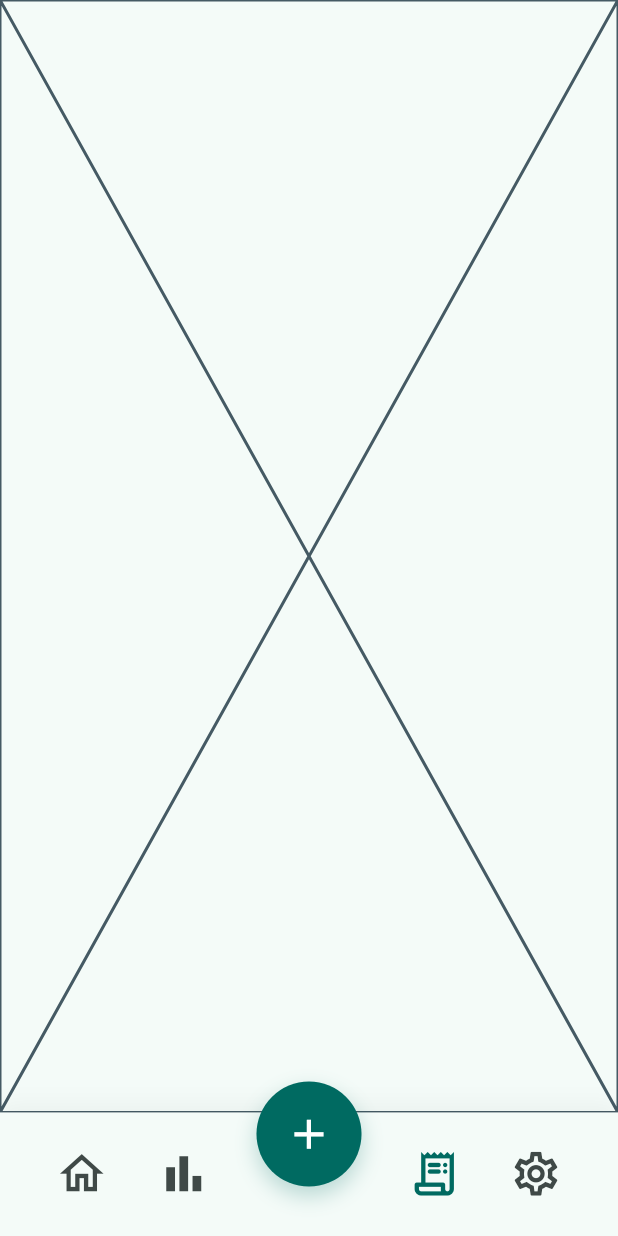
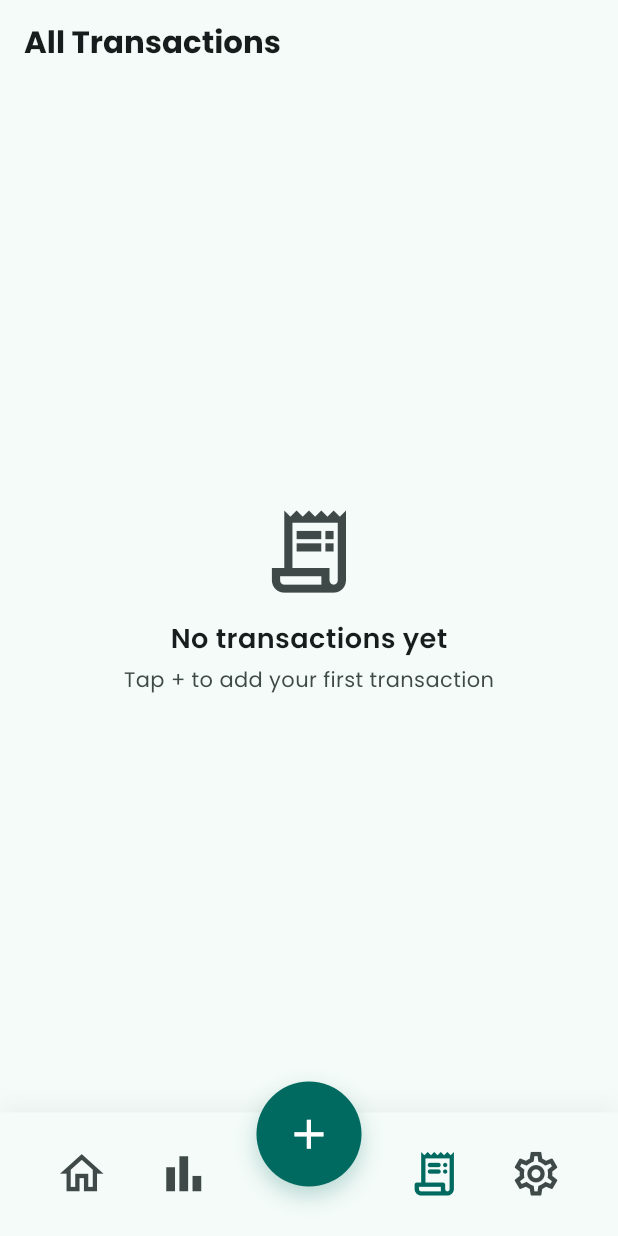
Before and after one commit to May-tea/flutter-expense-tracker, a Flutter app: the screen it shows once a user with an empty profile is signed in, after a tap on the "bar chart" icon, after a tap on the "receipt long" icon, on a phone screen of 412 x 824 dp. Run offline on Flutter 3.47's test engine with Material 3 defaults, Android fonts, the phone set to English and light mode, and no system bars; our stand-ins replace cloud_firestore, firebase_auth, firebase_core, flutter_riverpod, shared_preferences; accounts and stored records are empty.

Commit message:
Feat(all transactions): added all transactions screen

```diff
--- a/lib/features/navigation/screens/main_screen.dart
+++ b/lib/features/navigation/screens/main_screen.dart
@@ -1,6 +1,7 @@
 import 'package:flutter/material.dart';
 
 import '../../transactions/screens/add_transaction/add_transaction_screen.dart';
+import '../../transactions/screens/all_transactions/all_transactions_screen.dart';
 import '../../transactions/screens/home/home_screen.dart';
 import '../widgets/bottom_navigation_widget.dart';
 
@@ -18,7 +19,7 @@ class _MainScreenState extends State<MainScreen> {
     HomeScreen(),
     Placeholder(),
     Placeholder(),
-    Placeholder(),
+    AllTransactionsScreen(),
     Placeholder(),
   ];
 
--- /dev/null
+++ b/lib/features/transactions/screens/all_transactions/all_transactions_screen.dart
@@ -0,0 +1,23 @@
+import 'package:flutter/material.dart';
+
+import '../../../../core/utils/screen_utils.dart';
+import '../../widgets/transactions_list.dart';
+
+class AllTransactionsScreen extends StatelessWidget {
+  const AllTransactionsScreen({super.key});
+
+  @override
+  Widget build(BuildContext context) {
+    final screenWidth = ScreenUtils.width(context);
+
+    return Scaffold(
+      appBar: AppBar(
+        title: Text(
+          'All Transactions',
+          style: .new(fontSize: screenWidth * 0.05, fontWeight: .bold),
+        ),
+      ),
+      body: const TransactionsList(isAllTransactions: true),
+    );
+  }
+}
--- a/lib/features/transactions/screens/home/home_screen.dart
+++ b/lib/features/transactions/screens/home/home_screen.dart
@@ -3,8 +3,8 @@ import 'package:flutter/material.dart';
 import '../../../../core/utils/screen_utils.dart';
 import '../../widgets/home/hero_balance_card.dart';
 import '../../widgets/home/home_header.dart';
-import '../../widgets/home/recent_transactions.dart';
 import '../../widgets/home/recent_transactions_header.dart';
+import '../../widgets/transactions_list.dart';
 
 class HomeScreen extends StatelessWidget {
   const HomeScreen({super.key});
@@ -23,7 +23,7 @@ class HomeScreen extends StatelessWidget {
               HomeHeader(),
               HeroBalanceCard(),
               RecentTransactionsHeader(),
-              Expanded(child: RecentTransactions()),
+              Expanded(child: TransactionsList(isAllTransactions: false)),
             ],
           ),
         ),
--- a/lib/features/transactions/widgets/home/recent_transactions_header.dart
+++ b/lib/features/transactions/widgets/home/recent_transactions_header.dart
@@ -8,7 +8,7 @@ class RecentTransactionsHeader extends StatelessWidget {
   @override
   Widget build(BuildContext context) {
     final screenWidth = ScreenUtils.width(context);
-    final colorScheme = Theme.of(context).colorScheme;
+    // final colorScheme = Theme.of(context).colorScheme;
 
     return Row(
       children: [
@@ -16,14 +16,14 @@ class RecentTransactionsHeader extends StatelessWidget {
           'Recent Transactions',
           style: .new(fontSize: screenWidth * 0.05, fontWeight: .w700),
         ),
-        const Spacer(),
-        TextButton(
-          onPressed: () {},
-          child: Text(
-            'See All',
-            style: .new(color: colorScheme.primary, fontWeight: .bold),
-          ),
-        ),
+        // const Spacer(),
+        // TextButton(
+        //   onPressed: () {},
+        //   child: Text(
+        //     'See All',
+        //     style: .new(color: colorScheme.primary, fontWeight: .bold),
+        //   ),
+        // ),
       ],
     );
   }
--- a/lib/features/transactions/widgets/home/recent_transactions.dart
+++ b/lib/features/transactions/widgets/transactions_list.dart
@@ -1,15 +1,15 @@
-import 'dart:async';
-
 import 'package:flutter/material.dart';
 import 'package:flutter_riverpod/flutter_riverpod.dart';
 
-import '../../../../core/utils/screen_utils.dart';
-import '../../../../core/widgets/app_snack_bar.dart';
-import '../../providers/transaction_provider.dart';
-import 'transaction_tile.dart';
+import '../../../core/utils/screen_utils.dart';
+import '../../../core/widgets/app_snack_bar.dart';
+import '../providers/transaction_provider.dart';
+import 'home/transaction_tile.dart';
 
-class RecentTransactions extends ConsumerWidget {
-  const RecentTransactions({super.key});
+class TransactionsList extends ConsumerWidget {
+  const TransactionsList({super.key, required this._isAllTransactions});
+
+  final bool _isAllTransactions;
 
   @override
   Widget build(BuildContext context, WidgetRef ref) {
@@ -53,8 +53,15 @@ class RecentTransactions extends ConsumerWidget {
         }
 
         return ListView.separated(
-          padding: .only(top: screenWidth * 0.019, bottom: screenWidth * 0.058),
-          itemCount: transactions.length,
+          padding: .only(
+            top: screenWidth * 0.019,
+            bottom: screenWidth * 0.058,
+            left: _isAllTransactions ? screenWidth * 0.04 : 0,
+            right: _isAllTransactions ? screenWidth * 0.04 : 0,
+          ),
+          itemCount: _isAllTransactions
+              ? transactions.length
+              : transactions.length.clamp(0, 3),
           separatorBuilder: (_, _) => SizedBox(height: screenWidth * 0.03),
           itemBuilder: (ctx, index) {
             final transaction = transactions[index];
@@ -63,7 +70,9 @@ class RecentTransactions extends ConsumerWidget {
               key: ValueKey(transaction.id),
               direction: .endToStart,
               onDismissed: (_) async {
-                unawaited(transactionService.deleteTransaction(transaction.id));
+                await transactionService
+                    .deleteTransaction(transaction.id)
+                    .timeout(const .new(seconds: 2), onTimeout: () {});
 
                 if (!context.mounted) return;
 
@@ -75,9 +84,9 @@ class RecentTransactions extends ConsumerWidget {
                   onAction: () async {
                     ScaffoldMessenger.of(context).clearSnackBars();
 
-                    unawaited(
-                      transactionService.restoreTransaction(transaction),
-                    );
+                    transactionService
+                        .restoreTransaction(transaction)
+                        .timeout(const .new(seconds: 2), onTimeout: () {});
                   },
                 );
               },
```
